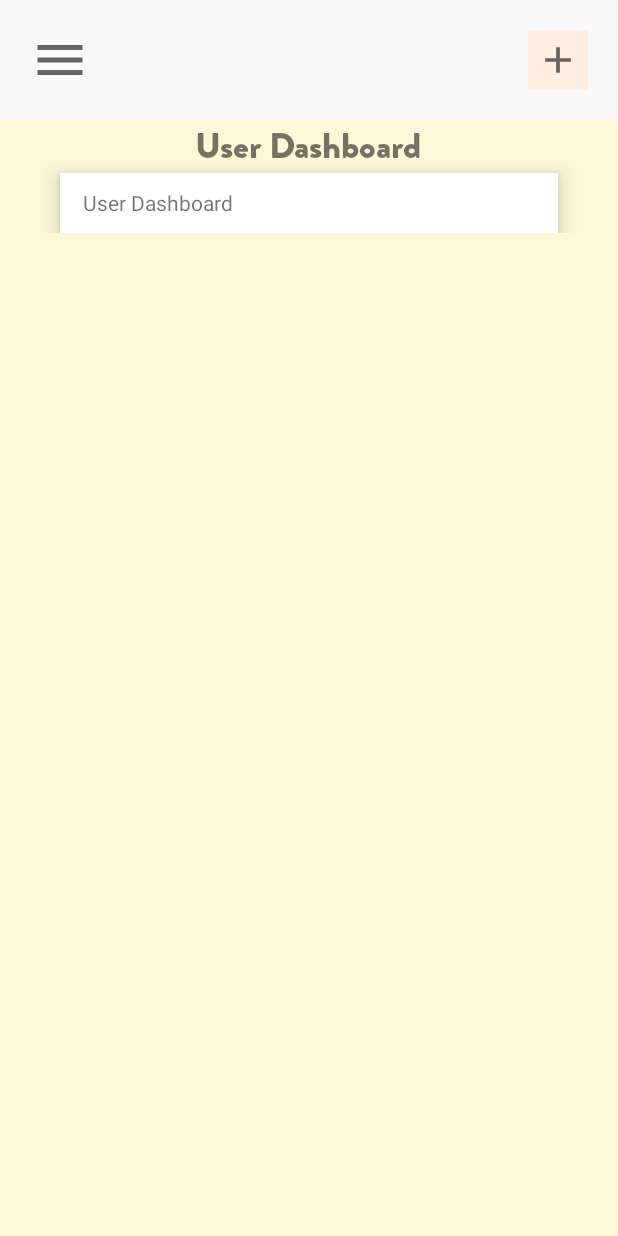
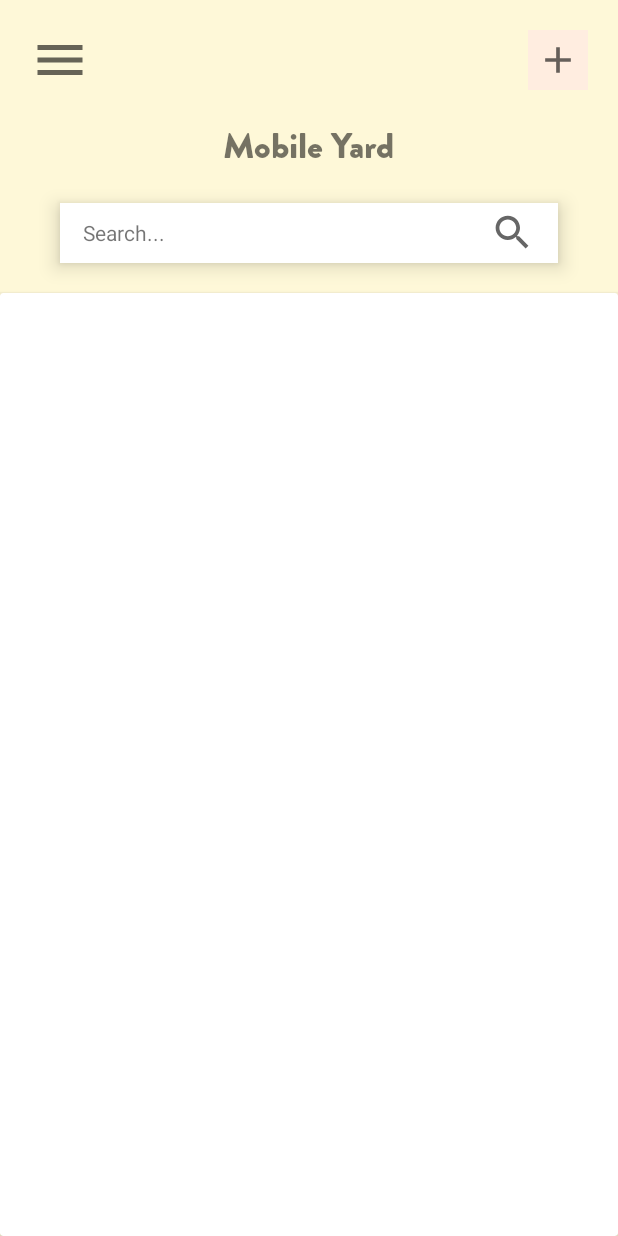
Before and after one commit to MrCodeFan/MobYardAndroid, an Android app: the layout activity_user_dashboard.xml on its own in the app's theme, with its tools: preview values and no code run, on a phone screen of 412 x 824 dp. Run offline under Robolectric (Android 15) with nearby library versions, the phone set to English and light mode, and no system bars.

Commit message:
Some changes

```diff
--- a/app/src/main/java/com/example/mobyardandroid/auth/LoginActivity.java
+++ b/app/src/main/java/com/example/mobyardandroid/auth/LoginActivity.java
@@ -11,6 +11,7 @@ import android.view.View;
 import android.widget.Button;
 import android.widget.Toast;
 
+import com.example.mobyardandroid.user.UserDashboardActivity;
 import com.google.android.gms.tasks.OnCompleteListener;
 import com.google.android.gms.tasks.Task;
 import com.google.firebase.auth.AuthResult;
@@ -58,7 +59,7 @@ public class LoginActivity extends AppCompatActivity {
                                     if (task.isSuccessful()){
                                         Intent intent = new Intent(
                                                 LoginActivity.this,
-                                                MainActivity.class);
+                                                UserDashboardActivity.class);
                                         startActivity(intent);
                                         finish();
                                     } else {
--- a/app/src/main/java/com/example/mobyardandroid/auth/RegisterActivity.java
+++ b/app/src/main/java/com/example/mobyardandroid/auth/RegisterActivity.java
@@ -12,6 +12,7 @@ import android.view.View;
 import android.widget.Button;
 import android.widget.Toast;
 
+import com.example.mobyardandroid.user.UserDashboardActivity;
 import com.google.android.gms.tasks.OnCompleteListener;
 import com.google.android.gms.tasks.Task;
 import com.google.firebase.auth.AuthResult;
@@ -123,7 +124,7 @@ public class RegisterActivity extends AppCompatActivity {
                                         editor.putString("Lastname", txt_lastname );
 
 
-                                        Intent intent = new Intent(RegisterActivity.this, MainActivity.class);
+                                        Intent intent = new Intent(RegisterActivity.this, UserDashboardActivity.class);
                                         startActivity(intent);
                                         finish();
                                     }
--- a/app/src/main/java/com/example/mobyardandroid/auth/StartActivity.java
+++ b/app/src/main/java/com/example/mobyardandroid/auth/StartActivity.java
@@ -10,6 +10,7 @@ import android.widget.Button;
 import android.widget.Toast;
 
 import com.example.mobyardandroid.MainActivity;
+import com.example.mobyardandroid.user.UserDashboardActivity;
 import com.google.firebase.auth.FirebaseAuth;
 import com.google.firebase.auth.FirebaseUser;
 
@@ -59,7 +60,7 @@ public class StartActivity extends AppCompatActivity {
             ).show();
             */
 
-            Intent intent = new Intent(StartActivity.this, MainActivity.class);
+            Intent intent = new Intent(StartActivity.this, UserDashboardActivity.class);
             startActivity(intent);
             finish();
         }
--- a/app/src/main/java/com/example/mobyardandroid/load/StartLoadActivity.java
+++ b/app/src/main/java/com/example/mobyardandroid/load/StartLoadActivity.java
@@ -53,7 +53,7 @@ public class StartLoadActivity extends AppCompatActivity {
             @Override
             public void run() {
 
-                Intent intent = new Intent(StartLoadActivity.this, OnboardingActivity.class);
+                Intent intent = new Intent(StartLoadActivity.this, StartActivity.class);
                 startActivity(intent);
                 finish();
             }
--- /dev/null
+++ b/app/src/main/res/drawable/search_icon.xml
@@ -0,0 +1,10 @@
+<vector xmlns:android="http://schemas.android.com/apk/res/android"
+    android:width="24dp"
+    android:height="24dp"
+    android:viewportWidth="24"
+    android:viewportHeight="24"
+    android:tint="?attr/colorControlNormal">
+  <path
+      android:fillColor="@android:color/white"
+      android:pathData="M15.5,14h-0.79l-0.28,-0.27C15.41,12.59 16,11.11 16,9.5 16,5.91 13.09,3 9.5,3S3,5.91 3,9.5 5.91,16 9.5,16c1.61,0 3.09,-0.59 4.23,-1.57l0.27,0.28v0.79l5,4.99L20.49,19l-4.99,-5zM9.5,14C7.01,14 5,11.99 5,9.5S7.01,5 9.5,5 14,7.01 14,9.5 11.99,14 9.5,14z"/>
+</vector>
--- a/app/src/main/res/layout/activity_user_dashboard.xml
+++ b/app/src/main/res/layout/activity_user_dashboard.xml
@@ -12,8 +12,7 @@
 
         android:layout_width="match_parent"
         android:layout_height="wrap_content"
-        android:padding="20dp"
-        android:background="@color/banner_background">
+        android:padding="20dp">
 
         <ImageView
             android:layout_width="40dp"
@@ -52,6 +51,8 @@
             android:background="@color/white"
             android:layout_marginLeft="40dp"
             android:layout_marginRight="40dp"
+            android:layout_marginTop="20dp"
+            android:layout_marginBottom="20dp"
             android:elevation="8dp"
 
             >
@@ -64,11 +65,24 @@
                 android:layout_marginLeft="15dp"
                 />
 
+            <ImageView
+                android:layout_width="30dp"
+                android:layout_height="30dp"
+                android:layout_alignParentRight="true"
+                android:layout_centerVertical="true"
+                android:layout_marginRight="15dp"
+                android:src="@drawable/search_icon"
+
+                />
+
+
+
         </RelativeLayout>
     </RelativeLayout>
 
-
-
+    <androidx.cardview.widget.CardView
+        android:layout_width="match_parent"
+        android:layout_height="match_parent" />
 
 
 </LinearLayout>
--- a/app/src/main/res/values/strings.xml
+++ b/app/src/main/res/values/strings.xml
@@ -39,8 +39,13 @@
     <string name="third_slide_desc">third_slide_desc</string>
 
     <!-- User Dashboard -->
-    <string name="user_dashboard_header">User Dashboard</string>
-    <string name="user_dashboard_search">User Dashboard</string>
+    <string name="user_dashboard_header">Mobile Yard</string>
+    <string name="user_dashboard_search">Search...</string>
+
+    <!-- User Dashboard Yards -->
+    <string name="yards_name">Yard Name</string>
+    <string name="yards_title">Yard Title</string>
+    <string name="yards_id">Yard ID</string>
 
 
 </resources>
```
Also changed, not shown: app/src/main/AndroidManifest.xml (+5 -6 lines), app/src/main/res/layout/yard_table_layout.xml (added, +57 -0 lines), app/src/main/java/com/example/mobyardandroid/yard/MainObjectClass.java (line endings or trailing spaces), app/src/main/res/drawable-hdpi/yard_pic_template.png (added), app/src/main/res/drawable-ldpi/yard_pic_template.png (added), app/src/main/res/drawable-mdpi/yard_pic_template.png (added), app/src/main/res/drawable-xhdpi/yard_pic_template.png (added), app/src/main/res/drawable-xxhdpi/yard_pic_template.png (added), app/src/main/res/drawable-xxxhdpi/yard_pic_template.png (added).
